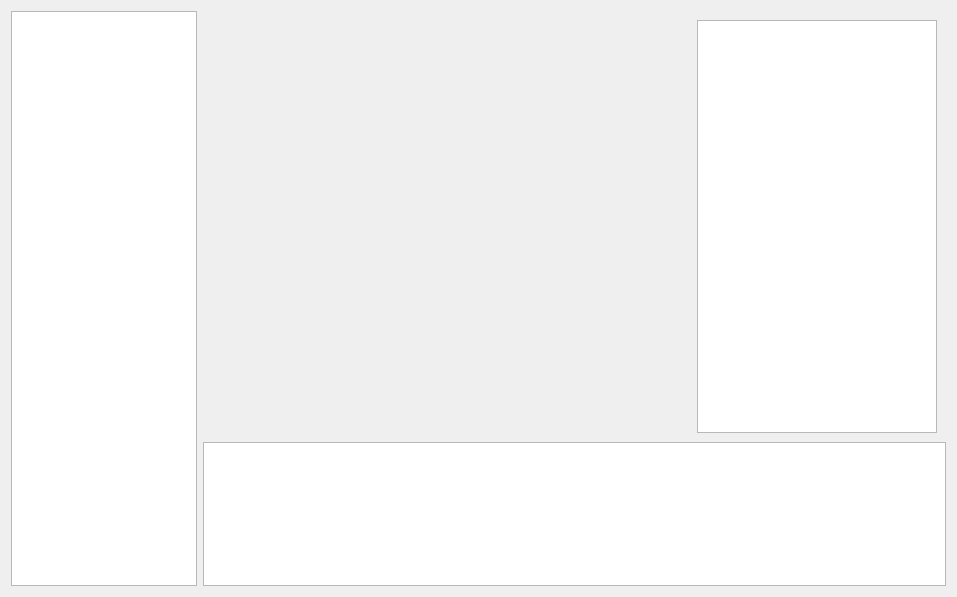
Old version of the form DrillGIFActionSequenceEditor/Source/ActionSeqModule/actionPart/p_ActionPart.ui in the repository DrillUp/DrillGIFActionSequenceEditor.
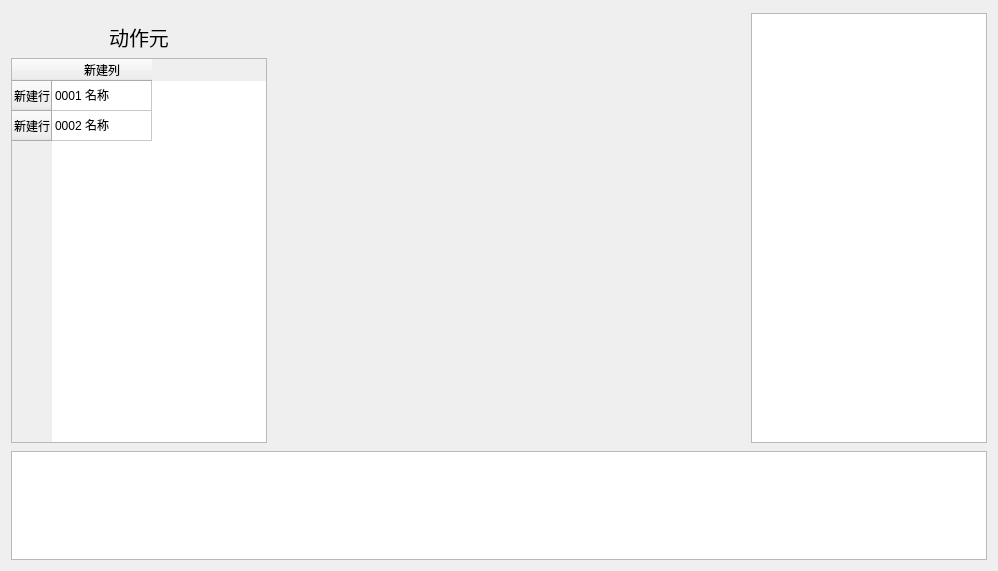
New version of the form.

```diff
--- a/DrillGIFActionSequenceEditor/Source/ActionSeqModule/actionPart/p_ActionPart.ui
+++ b/DrillGIFActionSequenceEditor/Source/ActionSeqModule/actionPart/p_ActionPart.ui
@@ -6,20 +6,17 @@
    <rect>
     <x>0</x>
     <y>0</y>
-    <width>957</width>
-    <height>597</height>
+    <width>998</width>
+    <height>571</height>
    </rect>
   </property>
   <property name="windowTitle">
    <string>Form</string>
   </property>
-  <layout class="QHBoxLayout" name="horizontalLayout" stretch="1,4">
-   <item>
-    <widget class="QTableWidget" name="tableWidget"/>
-   </item>
+  <layout class="QVBoxLayout" name="verticalLayout_2" stretch="4,1">
    <item>
     <widget class="QWidget" name="widget" native="true">
-     <layout class="QVBoxLayout" name="verticalLayout" stretch="3,1">
+     <layout class="QVBoxLayout" name="verticalLayout" stretch="3">
       <property name="spacing">
        <number>0</number>
       </property>
@@ -37,7 +34,76 @@
       </property>
       <item>
        <widget class="QWidget" name="widget_2" native="true">
-        <layout class="QHBoxLayout" name="horizontalLayout_2" stretch="2,1">
+        <layout class="QHBoxLayout" name="horizontalLayout_2" stretch="0,2,1">
+         <property name="leftMargin">
+          <number>0</number>
+         </property>
+         <property name="topMargin">
+          <number>2</number>
+         </property>
+         <property name="rightMargin">
+          <number>0</number>
+         </property>
+         <property name="bottomMargin">
+          <number>2</number>
+         </property>
+         <item>
+          <widget class="QWidget" name="widget_4" native="true">
+           <layout class="QVBoxLayout" name="verticalLayout_4">
+            <property name="leftMargin">
+             <number>0</number>
+            </property>
+            <property name="rightMargin">
+             <number>0</number>
+            </property>
+            <property name="bottomMargin">
+             <number>0</number>
+            </property>
+            <item>
+             <widget class="QLabel" name="label">
+              <property name="styleSheet">
+               <string notr="true">font-size:20px;</string>
+              </property>
+              <property name="text">
+               <string>动作元</string>
+              </property>
+              <property name="alignment">
+               <set>Qt::AlignCenter</set>
+              </property>
+             </widget>
+            </item>
+            <item>
+             <widget class="QTableWidget" name="tableWidget">
+              <row>
+               <property name="text">
+                <string>新建行</string>
+               </property>
+              </row>
+              <row>
+               <property name="text">
+                <string>新建行</string>
+               </property>
+              </row>
+              <column>
+               <property name="text">
+                <string>新建列</string>
+               </property>
+              </column>
+              <item row="0" column="0">
+               <property name="text">
+                <string>0001 名称</string>
+               </property>
+              </item>
+              <item row="1" column="0">
+               <property name="text">
+                <string>0002 名称</string>
+               </property>
+              </item>
+             </widget>
+            </item>
+           </layout>
+          </widget>
+         </item>
          <item>
           <widget class="QWidget" name="widget_3" native="true"/>
          </item>
@@ -47,12 +113,12 @@
         </layout>
        </widget>
       </item>
-      <item>
-       <widget class="QGraphicsView" name="graphicsView_2"/>
-      </item>
      </layout>
     </widget>
    </item>
+   <item>
+    <widget class="QGraphicsView" name="graphicsView_2"/>
+   </item>
   </layout>
   <zorder>widget</zorder>
   <zorder>tableWidget</zorder>
```
Left out of the diff: 2 changed lines with no effect on the pictures.
